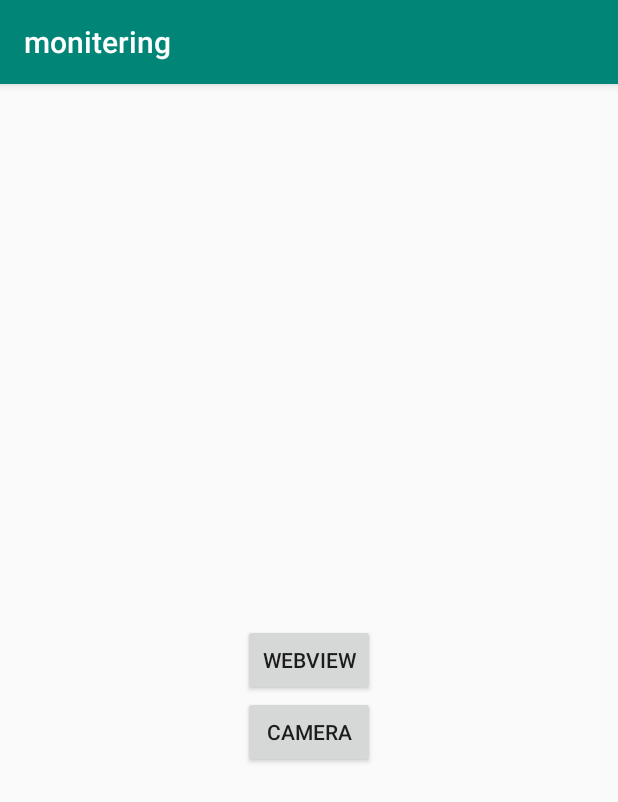
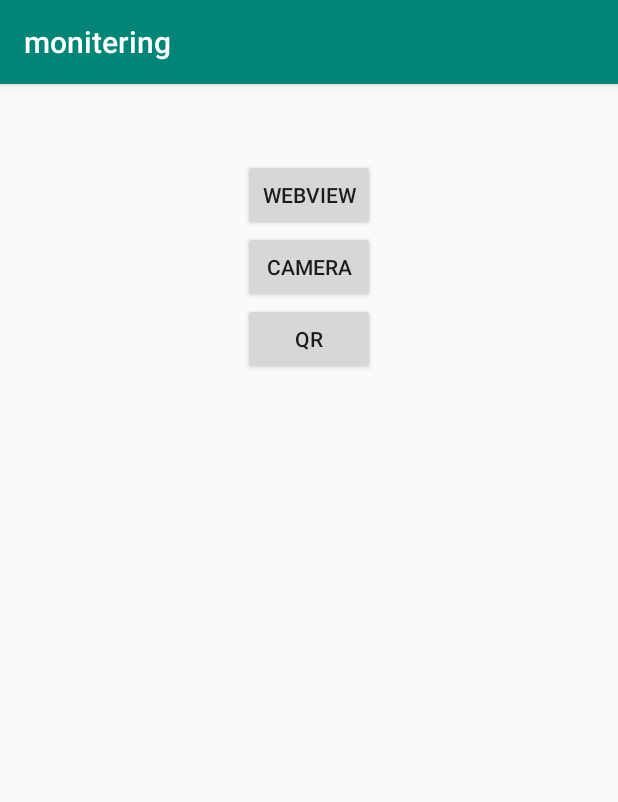
Before and after one commit to jiseoan/fmk_monitoring, an Android app: the screen it shows after launch (MainActivity), on a phone screen of 412 x 824 dp. Shown: the top 802 px of the screen. Run offline under Robolectric (Android 15) with nearby library versions, the light colour scheme and no system bars; libraries missing offline, so code that uses them is left out: com.google.zxing.integration.

Commit message:
QR코드 인식기 작업.

```diff
--- a/app/build.gradle
+++ b/app/build.gradle
@@ -25,6 +25,7 @@ dependencies {
     implementation 'androidx.constraintlayout:constraintlayout:1.1.3'
     implementation 'com.google.android.material:material:1.0.0'
     implementation 'androidx.legacy:legacy-support-v4:1.0.0'
+    implementation 'com.journeyapps:zxing-android-embedded:3.4.0'
     testImplementation 'junit:junit:4.12'
     androidTestImplementation 'androidx.test.ext:junit:1.1.0'
     androidTestImplementation 'androidx.test.espresso:espresso-core:3.1.1'
--- a/app/src/main/java/com/segeuru/soft/monitering/WebviewActivity.java
+++ b/app/src/main/java/com/segeuru/soft/monitering/WebviewActivity.java
@@ -1,6 +1,9 @@
 package com.segeuru.soft.monitering;
 
 import android.os.Bundle;
+import android.view.View;
+import android.view.Window;
+
 import androidx.appcompat.widget.Toolbar;
 
 public class WebviewActivity extends BaseAtivity {
@@ -12,6 +15,8 @@ public class WebviewActivity extends BaseAtivity {
         Toolbar toolbar = findViewById(R.id.toolbar);
         setSupportActionBar(toolbar);
 
+        toolbar.setVisibility(View.GONE);
+
         initWebview(R.id.webview);
         m_webview.loadUrl("file:///android_asset/public/login.html");
     }
--- a/app/src/main/res/layout/activity_main.xml
+++ b/app/src/main/res/layout/activity_main.xml
@@ -10,11 +10,12 @@
         android:id="@+id/btn_webview"
         android:layout_width="wrap_content"
         android:layout_height="wrap_content"
+        android:layout_marginTop="50dp"
         android:text="WEBVIEW"
-        app:layout_constraintBottom_toBottomOf="parent"
         app:layout_constraintLeft_toLeftOf="parent"
         app:layout_constraintRight_toRightOf="parent"
-        app:layout_constraintTop_toTopOf="parent" />
+        app:layout_constraintTop_toTopOf="parent"
+        />
 
     <Button
         android:id="@+id/btn_camera"
@@ -26,4 +27,14 @@
         app:layout_constraintRight_toRightOf="parent"
         />
 
+    <Button
+        android:id="@+id/btn_qr"
+        android:layout_width="wrap_content"
+        android:layout_height="wrap_content"
+        android:text="QR"
+        app:layout_constraintTop_toBottomOf="@id/btn_camera"
+        app:layout_constraintLeft_toLeftOf="parent"
+        app:layout_constraintRight_toRightOf="parent"
+        />
+
 </androidx.constraintlayout.widget.ConstraintLayout>
```
Also changed, not shown: app/src/main/AndroidManifest.xml (+8 -5 lines), app/src/main/java/com/segeuru/soft/monitering/MainActivity.java (+23 -0 lines), app/src/main/java/com/segeuru/soft/monitering/QrReaderActivity.java (added, +59 -0 lines), app/src/main/res/layout/activity_qr_reader.xml (added, +15 -0 lines).
